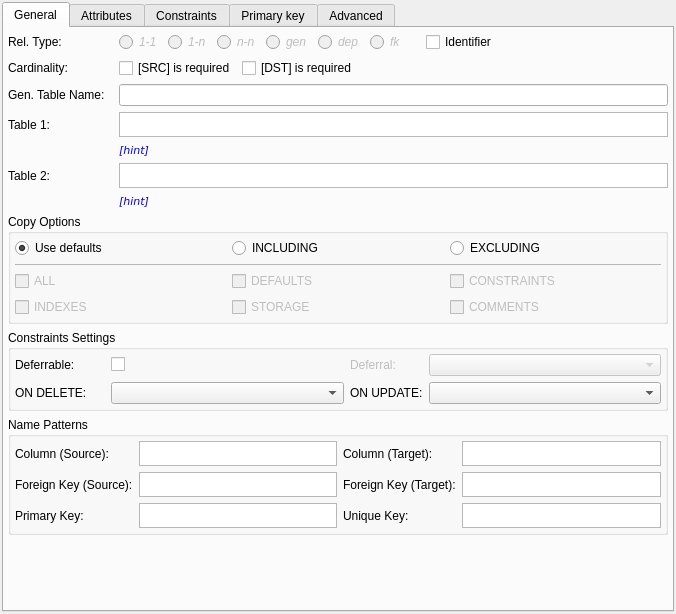
Old version of the form libpgmodeler_ui/ui/relationshipwidget.ui in the repository pgmodeler/pgmodeler.
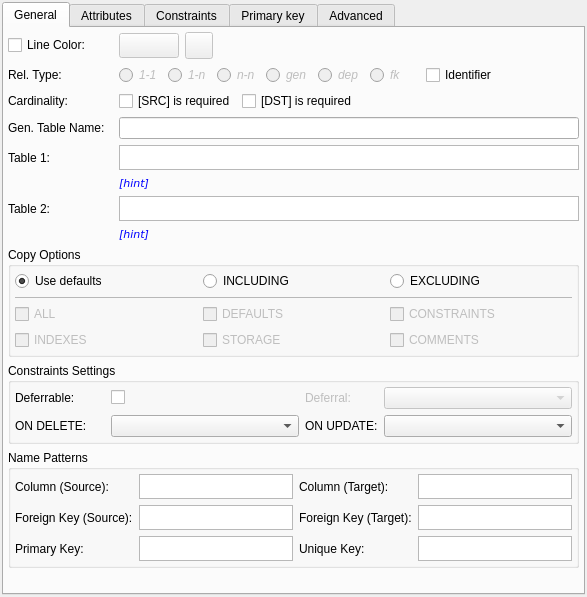
New version of the form. Icons and pictures are not drawn.

Diff of the .ui file:
```diff
--- a/libpgmodeler_ui/ui/relationshipwidget.ui
+++ b/libpgmodeler_ui/ui/relationshipwidget.ui
@@ -6,8 +6,8 @@
    <rect>
     <x>0</x>
     <y>0</y>
-    <width>676</width>
-    <height>614</height>
+    <width>587</width>
+    <height>597</height>
    </rect>
   </property>
   <property name="sizePolicy">
@@ -72,32 +72,7 @@
        <property name="spacing">
         <number>6</number>
        </property>
-       <item row="0" column="0">
-        <widget class="QLabel" name="rel_type_lbl">
-         <property name="sizePolicy">
-          <sizepolicy hsizetype="Preferred" vsizetype="Preferred">
-           <horstretch>0</horstretch>
-           <verstretch>0</verstretch>
-          </sizepolicy>
-         </property>
-         <property name="minimumSize">
-          <size>
-           <width>105</width>
-           <height>0</height>
-          </size>
-         </property>
-         <property name="maximumSize">
-          <size>
-           <width>105</width>
-           <height>16777215</height>
-          </size>
-         </property>
-         <property name="text">
-          <string>Rel. Type:</string>
-         </property>
-        </widget>
-       </item>
-       <item row="0" column="1">
+       <item row="1" column="1" colspan="3">
         <layout class="QHBoxLayout" name="horizontalLayout">
          <item>
           <widget class="QRadioButton" name="rel_11_rb">
@@ -285,7 +260,7 @@
             <bool>false</bool>
            </property>
            <property name="sizePolicy">
-            <sizepolicy hsizetype="Expanding" vsizetype="Fixed">
+            <sizepolicy hsizetype="Preferred" vsizetype="Fixed">
              <horstretch>0</horstretch>
              <verstretch>0</verstretch>
             </sizepolicy>
@@ -309,22 +284,143 @@
            </property>
           </widget>
          </item>
+         <item>
+          <widget class="QCheckBox" name="identifier_chk">
+           <property name="sizePolicy">
+            <sizepolicy hsizetype="Expanding" vsizetype="Fixed">
+             <horstretch>0</horstretch>
+             <verstretch>0</verstretch>
+            </sizepolicy>
+           </property>
+           <property name="text">
+            <string>Identifier</string>
+           </property>
+          </widget>
+         </item>
         </layout>
        </item>
-       <item row="0" column="2">
-        <widget class="QCheckBox" name="identifier_chk">
+       <item row="6" column="1" colspan="3">
+        <widget class="QLabel" name="ref_tab_hint_lbl">
+         <property name="enabled">
+          <bool>true</bool>
+         </property>
          <property name="sizePolicy">
-          <sizepolicy hsizetype="Expanding" vsizetype="Fixed">
+          <sizepolicy hsizetype="Expanding" vsizetype="Preferred">
            <horstretch>0</horstretch>
            <verstretch>0</verstretch>
           </sizepolicy>
          </property>
+         <property name="palette">
+          <palette>
+           <active>
+            <colorrole role="WindowText">
+             <brush brushstyle="SolidPattern">
+              <color alpha="255">
+               <red>0</red>
+               <green>0</green>
+               <blue>255</blue>
+              </color>
+             </brush>
+            </colorrole>
+           </active>
+           <inactive>
+            <colorrole role="WindowText">
+             <brush brushstyle="SolidPattern">
+              <color alpha="255">
+               <red>0</red>
+               <green>0</green>
+               <blue>255</blue>
+              </color>
+             </brush>
+            </colorrole>
+           </inactive>
+           <disabled>
+            <colorrole role="WindowText">
+             <brush brushstyle="SolidPattern">
+              <color alpha="255">
+               <red>117</red>
+               <green>114</green>
+               <blue>112</blue>
+              </color>
+             </brush>
+            </colorrole>
+           </disabled>
+          </palette>
+         </property>
+         <property name="font">
+          <font>
+           <family>DejaVu Sans</family>
+           <pointsize>8</pointsize>
+           <italic>true</italic>
+          </font>
+         </property>
          <property name="text">
-          <string>Identifier</string>
+          <string>[hint]</string>
          </property>
+         <property name="textFormat">
+          <enum>Qt::PlainText</enum>
+         </property>
+         <property name="wordWrap">
+          <bool>true</bool>
+         </property>
         </widget>
        </item>
-       <item row="3" column="0">
+       <item row="2" column="1" colspan="3">
+        <layout class="QHBoxLayout" name="horizontalLayout_2">
+         <item>
+          <widget class="QCheckBox" name="table1_mand_chk">
+           <property name="sizePolicy">
+            <sizepolicy hsizetype="Fixed" vsizetype="Fixed">
+             <horstretch>0</horstretch>
+             <verstretch>0</verstretch>
+            </sizepolicy>
+           </property>
+           <property name="text">
+            <string>[SRC] is required</string>
+           </property>
+          </widget>
+         </item>
+         <item>
+          <widget class="QCheckBox" name="table2_mand_chk">
+           <property name="sizePolicy">
+            <sizepolicy hsizetype="Expanding" vsizetype="Fixed">
+             <horstretch>0</horstretch>
+             <verstretch>0</verstretch>
+            </sizepolicy>
+           </property>
+           <property name="text">
+            <string>[DST] is required</string>
+           </property>
+          </widget>
+         </item>
+        </layout>
+       </item>
+       <item row="1" column="0">
+        <widget class="QLabel" name="rel_type_lbl">
+         <property name="sizePolicy">
+          <sizepolicy hsizetype="Preferred" vsizetype="Preferred">
+           <horstretch>0</horstretch>
+           <verstretch>0</verstretch>
+          </sizepolicy>
+         </property>
+         <property name="minimumSize">
+          <size>
+           <width>105</width>
+           <height>0</height>
+          </size>
+         </property>
+         <property name="maximumSize">
+          <size>
+           <width>105</width>
+           <height>16777215</height>
+          </size>
+         </property>
+         <property name="text">
+          <string>Rel. Type:</string>
+         </property>
+        </widget>
+       </item>
+       <item row="4" column="0">
         <widget class="QLabel" name="ref_table_lbl">
          <property name="sizePolicy">
           <sizepolicy hsizetype="Preferred" vsizetype="Preferred">
@@ -349,46 +445,7 @@
          </property>
         </widget>
        </item>
-       <item row="3" column="1" colspan="2">
-        <widget class="QTextEdit" name="ref_table_txt">
-         <property name="minimumSize">
-          <size>
-           <width>0</width>
-           <height>25</height>
-          </size>
-         </property>
-         <property name="maximumSize">
-          <size>
-           <width>16777215</width>
-           <height>25</height>
-          </size>
-         </property>
-         <property name="font">
-          <font>
-           <italic>true</italic>
-          </font>
-         </property>
-         <property name="verticalScrollBarPolicy">
-          <enum>Qt::ScrollBarAlwaysOff</enum>
-         </property>
-         <property name="horizontalScrollBarPolicy">
-          <enum>Qt::ScrollBarAlwaysOff</enum>
-         </property>
-         <property name="undoRedoEnabled">
-          <bool>false</bool>
-         </property>
-         <property name="lineWrapMode">
-          <enum>QTextEdit::NoWrap</enum>
-         </property>
-         <property name="readOnly">
-          <bool>true</bool>
-         </property>
-         <property name="textInteractionFlags">
-          <set>Qt::NoTextInteraction</set>
-         </property>
-        </widget>
-       </item>
-       <item row="6" column="0">
+       <item row="7" column="0">
         <widget class="QLabel" name="recv_table_lbl">
          <property name="sizePolicy">
           <sizepolicy hsizetype="Preferred" vsizetype="Preferred">
@@ -413,46 +470,7 @@
          </property>
         </widget>
        </item>
-       <item row="6" column="1" colspan="2">
-        <widget class="QTextEdit" name="recv_table_txt">
-         <property name="minimumSize">
-          <size>
-           <width>0</width>
-           <height>25</height>
-          </size>
-         </property>
-         <property name="maximumSize">
-          <size>
-           <width>16777215</width>
-           <height>25</height>
-          </size>
-         </property>
-         <property name="font">
-          <font>
-           <italic>true</italic>
-          </font>
-         </property>
-         <property name="verticalScrollBarPolicy">
-          <enum>Qt::ScrollBarAlwaysOff</enum>
-         </property>
-         <property name="horizontalScrollBarPolicy">
-          <enum>Qt::ScrollBarAlwaysOff</enum>
-         </property>
-         <property name="undoRedoEnabled">
-          <bool>false</bool>
-         </property>
-         <property name="lineWrapMode">
-          <enum>QTextEdit::NoWrap</enum>
-         </property>
-         <property name="readOnly">
-          <bool>true</bool>
-         </property>
-         <property name="textInteractionFlags">
-          <set>Qt::NoTextInteraction</set>
-         </property>
-        </widget>
-       </item>
-       <item row="13" column="0" colspan="3">
+       <item row="13" column="0" colspan="4">
         <widget class="QGroupBox" name="foreign_key_gb">
          <property name="sizePolicy">
           <sizepolicy hsizetype="Expanding" vsizetype="Fixed">
@@ -614,7 +632,7 @@
          </layout>
         </widget>
        </item>
-       <item row="12" column="0" colspan="3">
+       <item row="12" column="0" colspan="4">
         <widget class="QGroupBox" name="copy_options_grp">
          <property name="sizePolicy">
           <sizepolicy hsizetype="Preferred" vsizetype="Fixed">
@@ -759,7 +777,7 @@
          </layout>
         </widget>
        </item>
-       <item row="14" column="0" colspan="3">
+       <item row="14" column="0" colspan="4">
         <widget class="QGroupBox" name="name_patterns_grp">
          <property name="sizePolicy">
           <sizepolicy hsizetype="Preferred" vsizetype="Expanding">
@@ -1058,73 +1076,7 @@
          </layout>
         </widget>
        </item>
-       <item row="7" column="1" colspan="2">
-        <widget class="QLabel" name="recv_tab_hint_lbl">
-         <property name="enabled">
-          <bool>true</bool>
-         </property>
-         <property name="sizePolicy">
-          <sizepolicy hsizetype="Expanding" vsizetype="Preferred">
-           <horstretch>0</horstretch>
-           <verstretch>0</verstretch>
-          </sizepolicy>
-         </property>
-         <property name="palette">
-          <palette>
-           <active>
-            <colorrole role="WindowText">
-             <brush brushstyle="SolidPattern">
-              <color alpha="255">
-               <red>0</red>
-               <green>0</green>
-               <blue>255</blue>
-              </color>
-             </brush>
-            </colorrole>
-           </active>
-           <inactive>
-            <colorrole role="WindowText">
-             <brush brushstyle="SolidPattern">
-              <color alpha="255">
-               <red>0</red>
-               <green>0</green>
-               <blue>255</blue>
-              </color>
-             </brush>
-            </colorrole>
-           </inactive>
-           <disabled>
-            <colorrole role="WindowText">
-             <brush brushstyle="SolidPattern">
-              <color alpha="255">
-               <red>117</red>
-               <green>114</green>
-               <blue>112</blue>
-              </color>
-             </brush>
-            </colorrole>
-           </disabled>
-          </palette>
-         </property>
-         <property name="font">
-          <font>
-           <family>DejaVu Sans</family>
-           <pointsize>8</pointsize>
-           <italic>true</italic>
-          </font>
-         </property>
-         <property name="text">
-          <string>[hint]</string>
-         </property>
-         <property name="textFormat">
-          <enum>Qt::PlainText</enum>
-         </property>
-         <property name="wordWrap">
-          <bool>true</bool>
-         </property>
-        </widget>
-       </item>
-       <item row="1" column="0">
+       <item row="2" column="0">
         <widget class="QLabel" name="card_lbl">
          <property name="sizePolicy">
           <sizepolicy hsizetype="Preferred" vsizetype="Preferred">
@@ -1149,110 +1101,7 @@
          </property>
         </widget>
        </item>
-       <item row="2" column="1" colspan="2">
-        <widget class="QLineEdit" name="relnn_tab_name_edt">
-         <property name="toolTip">
-          <string>Name of the table generated from many to many relationship</string>
-         </property>
-        </widget>
-       </item>
-       <item row="5" column="1" colspan="2">
-        <widget class="QLabel" name="ref_tab_hint_lbl">
-         <property name="enabled">
-          <bool>true</bool>
-         </property>
-         <property name="sizePolicy">
-          <sizepolicy hsizetype="Expanding" vsizetype="Preferred">
-           <horstretch>0</horstretch>
-           <verstretch>0</verstretch>
-          </sizepolicy>
-         </property>
-         <property name="palette">
-          <palette>
-           <active>
-            <colorrole role="WindowText">
-             <brush brushstyle="SolidPattern">
-              <color alpha="255">
-               <red>0</red>
-               <green>0</green>
-               <blue>255</blue>
-              </color>
-             </brush>
-            </colorrole>
-           </active>
-           <inactive>
-            <colorrole role="WindowText">
-             <brush brushstyle="SolidPattern">
-              <color alpha="255">
-               <red>0</red>
-               <green>0</green>
-               <blue>255</blue>
-              </color>
-             </brush>
-            </colorrole>
-           </inactive>
-           <disabled>
-            <colorrole role="WindowText">
-             <brush brushstyle="SolidPattern">
-              <color alpha="255">
-               <red>117</red>
-               <green>114</green>
-               <blue>112</blue>
-              </color>
-             </brush>
-            </colorrole>
-           </disabled>
-          </palette>
-         </property>
-         <property name="font">
-          <font>
-           <family>DejaVu Sans</family>
-           <pointsize>8</pointsize>
-           <italic>true</italic>
-          </font>
-         </property>
-         <property name="text">
-          <string>[hint]</string>
-         </property>
-         <property name="textFormat">
-          <enum>Qt::PlainText</enum>
-         </property>
-         <property name="wordWrap">
-          <bool>true</bool>
-         </property>
-        </widget>
-       </item>
-       <item row="1" column="1" colspan="2">
-        <layout class="QHBoxLayout" name="horizontalLayout_2">
-         <item>
-          <widget class="QCheckBox" name="table1_mand_chk">
-           <property name="sizePolicy">
-            <sizepolicy hsizetype="Fixed" vsizetype="Fixed">
-             <horstretch>0</horstretch>
-             <verstretch>0</verstretch>
-            </sizepolicy>
-           </property>
-           <property name="text">
-            <string>[SRC] is required</string>
-           </property>
-          </widget>
-         </item>
-         <item>
-          <widget class="QCheckBox" name="table2_mand_chk">
-           <property name="sizePolicy">
-            <sizepolicy hsizetype="Expanding" vsizetype="Fixed">
-             <horstretch>0</horstretch>
-             <verstretch>0</verstretch>
-            </sizepolicy>
-           </property>
-           <property name="text">
-            <string>[DST] is required</string>
-           </property>
-          </widget>
-         </item>
-        </layout>
-       </item>
-       <item row="2" column="0">
+       <item row="3" column="0">
         <widget class="QLabel" name="relnn_tab_name_lbl">
          <property name="sizePolicy">
           <sizepolicy hsizetype="Preferred" vsizetype="Preferred">
@@ -1280,7 +1129,7 @@
          </property>
         </widget>
        </item>
-       <item row="15" column="0" colspan="3">
+       <item row="15" column="0" colspan="4">
         <spacer name="verticalSpacer">
          <property name="orientation">
           <enum>Qt::Vertical</enum>
@@ -1296,6 +1145,241 @@
          </property>
         </spacer>
        </item>
+       <item row="3" column="1" colspan="3">
+        <widget class="QLineEdit" name="relnn_tab_name_edt">
+         <property name="toolTip">
+          <string>Name of the table generated from many to many relationship</string>
+         </property>
+        </widget>
+       </item>
+       <item row="4" column="1" colspan="3">
+        <widget class="QTextEdit" name="ref_table_txt">
+         <property name="minimumSize">
+          <size>
+           <width>0</width>
+           <height>25</height>
+          </size>
+         </property>
+         <property name="maximumSize">
+          <size>
+           <width>16777215</width>
+           <height>25</height>
+          </size>
+         </property>
+         <property name="font">
+          <font>
+           <italic>true</italic>
+          </font>
+         </property>
+         <property name="verticalScrollBarPolicy">
+          <enum>Qt::ScrollBarAlwaysOff</enum>
+         </property>
+         <property name="horizontalScrollBarPolicy">
+          <enum>Qt::ScrollBarAlwaysOff</enum>
+         </property>
+         <property name="undoRedoEnabled">
+          <bool>false</bool>
+         </property>
+         <property name="lineWrapMode">
+          <enum>QTextEdit::NoWrap</enum>
+         </property>
+         <property name="readOnly">
+          <bool>true</bool>
+         </property>
+         <property name="textInteractionFlags">
+          <set>Qt::NoTextInteraction</set>
+         </property>
+        </widget>
+       </item>
+       <item row="7" column="1" colspan="3">
+        <widget class="QTextEdit" name="recv_table_txt">
+         <property name="minimumSize">
+          <size>
+           <width>0</width>
+           <height>25</height>
+          </size>
+         </property>
+         <property name="maximumSize">
+          <size>
+           <width>16777215</width>
+           <height>25</height>
+          </size>
+         </property>
+         <property name="font">
+          <font>
+           <italic>true</italic>
+          </font>
+         </property>
+         <property name="verticalScrollBarPolicy">
+          <enum>Qt::ScrollBarAlwaysOff</enum>
+         </property>
+         <property name="horizontalScrollBarPolicy">
+          <enum>Qt::ScrollBarAlwaysOff</enum>
+         </property>
+         <property name="undoRedoEnabled">
+          <bool>false</bool>
+         </property>
+         <property name="lineWrapMode">
+          <enum>QTextEdit::NoWrap</enum>
+         </property>
+         <property name="readOnly">
+          <bool>true</bool>
+         </property>
+         <property name="textInteractionFlags">
+          <set>Qt::NoTextInteraction</set>
+         </property>
+        </widget>
+       </item>
+       <item row="8" column="1" colspan="3">
+        <widget class="QLabel" name="recv_tab_hint_lbl">
+         <property name="enabled">
+          <bool>true</bool>
+         </property>
+         <property name="sizePolicy">
+          <sizepolicy hsizetype="Expanding" vsizetype="Preferred">
+           <horstretch>0</horstretch>
+           <verstretch>0</verstretch>
+          </sizepolicy>
+         </property>
+         <property name="palette">
+          <palette>
+           <active>
+            <colorrole role="WindowText">
+             <brush brushstyle="SolidPattern">
+              <color alpha="255">
+               <red>0</red>
+               <green>0</green>
+               <blue>255</blue>
+              </color>
+             </brush>
+            </colorrole>
+           </active>
+           <inactive>
+            <colorrole role="WindowText">
+             <brush brushstyle="SolidPattern">
+              <color alpha="255">
+               <red>0</red>
+               <green>0</green>
+               <blue>255</blue>
+              </color>
+             </brush>
+            </colorrole>
+           </inactive>
+           <disabled>
+            <colorrole role="WindowText">
+             <brush brushstyle="SolidPattern">
+              <color alpha="255">
+               <red>117</red>
+               <green>114</green>
+               <blue>112</blue>
+              </color>
+             </brush>
+            </colorrole>
+           </disabled>
+          </palette>
+         </property>
+         <property name="font">
+          <font>
+           <family>DejaVu Sans</family>
+           <pointsize>8</pointsize>
+           <italic>true</italic>
+          </font>
+         </property>
+         <property name="text">
+          <string>[hint]</string>
+         </property>
+         <property name="textFormat">
+          <enum>Qt::PlainText</enum>
+         </property>
+         <property name="wordWrap">
+          <bool>true</bool>
+         </property>
+        </widget>
+       </item>
+       <item row="0" column="0">
+        <widget class="QCheckBox" name="line_color_chk">
+         <property name="text">
+          <string>Line Color:</string>
+         </property>
+        </widget>
+       </item>
+       <item row="0" column="1" colspan="3">
+        <layout class="QHBoxLayout" name="horizontalLayout_3">
+         <item>
+          <widget class="QToolButton" name="color_select_tb">
+           <property name="enabled">
+            <bool>false</bool>
+           </property>
+           <property name="minimumSize">
+            <size>
+             <width>60</width>
+             <height>25</height>
+            </size>
+           </property>
+           <property name="maximumSize">
+            <size>
+             <width>60</width>
+             <height>25</height>
+            </size>
+           </property>
+           <property name="text">
+            <string/>
+           </property>
+          </widget>
+         </item>
+         <item>
+          <widget class="QToolButton" name="random_color_tb">
+           <property name="enabled">
+            <bool>false</bool>
+           </property>
+           <property name="sizePolicy">
+            <sizepolicy hsizetype="Preferred" vsizetype="Preferred">
+             <horstretch>0</horstretch>
+             <verstretch>0</verstretch>
+            </sizepolicy>
+           </property>
+           <property name="minimumSize">
+            <size>
+             <width>0</width>
+             <height>0</height>
+            </size>
+           </property>
+           <property name="toolTip">
+            <string>Generate random line color</string>
+           </property>
+           <property name="text">
+            <string/>
+           </property>
+           <property name="icon">
+            <iconset resource="../res/resources.qrc">
+             <normaloff>:/icones/icones/atualizar.png</normaloff>:/icones/icones/atualizar.png</iconset>
+           </property>
+           <property name="iconSize">
+            <size>
+             <width>20</width>
+             <height>20</height>
+            </size>
+           </property>
+           <property name="shortcut">
+            <string>Alt+R</string>
+           </property>
+          </widget>
+         </item>
+         <item>
+          <spacer name="horizontalSpacer">
+           <property name="orientation">
+            <enum>Qt::Horizontal</enum>
+           </property>
+           <property name="sizeHint" stdset="0">
+            <size>
+             <width>40</width>
+             <height>20</height>
+            </size>
+           </property>
+          </spacer>
+         </item>
+        </layout>
+       </item>
       </layout>
      </widget>
      <widget class="QWidget" name="tab_3">
```
Left out of the diff: 5 changed lines with no effect on the pictures.
